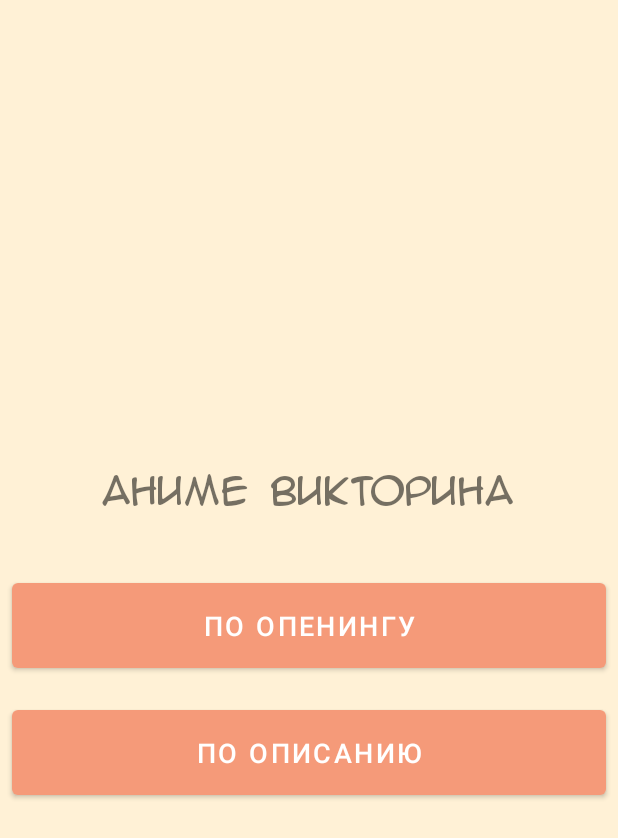
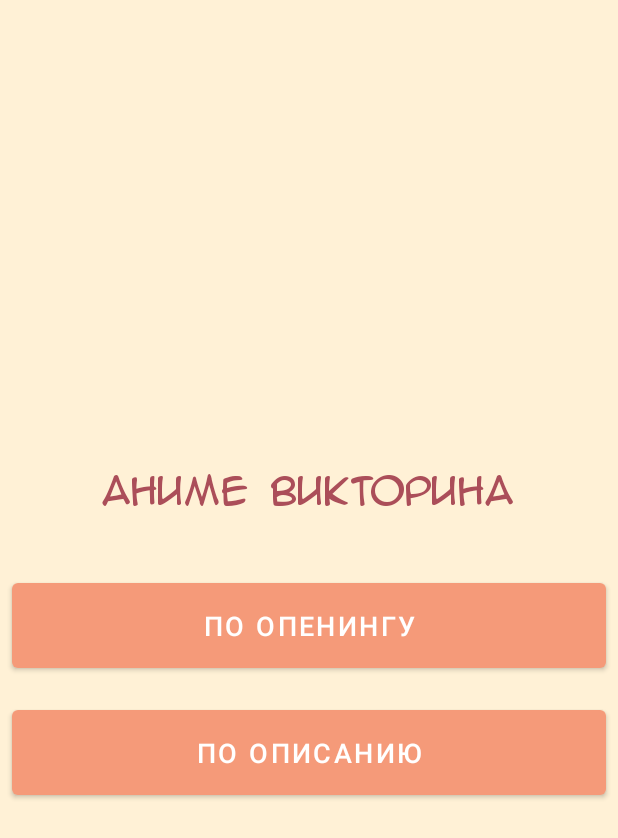
Before and after one commit to AlK3/AnimeQuiz, an Android app: the screen it shows after launch (MainActivity), on a phone screen of 412 x 824 dp. Shown: the top 838 px of the screen. Run offline under Robolectric (Android 15) with nearby library versions, the phone set to English and light mode, and no system bars.

Commit message:
New commit!

```diff
--- a/AnimeQuiz/app/src/main/java/aik3/game/animequiz/QuizFragment.java
+++ b/AnimeQuiz/app/src/main/java/aik3/game/animequiz/QuizFragment.java
@@ -105,6 +105,7 @@ public class QuizFragment extends Fragment implements View.OnClickListener {
                             });
                         } else {
                             getActivity().runOnUiThread(() -> {
+                                text.setText("время: " + 0);
                                 if (TextUtils.equals("Opening", getArguments().getString("byType")))
                                     player.stop();
                                 AlertDialog.Builder builder = new AlertDialog.Builder(getContext())
--- a/AnimeQuiz/app/src/main/res/layout/fragment_main.xml
+++ b/AnimeQuiz/app/src/main/res/layout/fragment_main.xml
@@ -10,6 +10,7 @@
         android:textSize="24dp"
         android:padding="32dp"
         android:gravity="center"
+        android:textColor="#ab4e59"
         android:layout_width="wrap_content"
         android:layout_height="wrap_content"
         android:text="Аниме Викторина"
```
